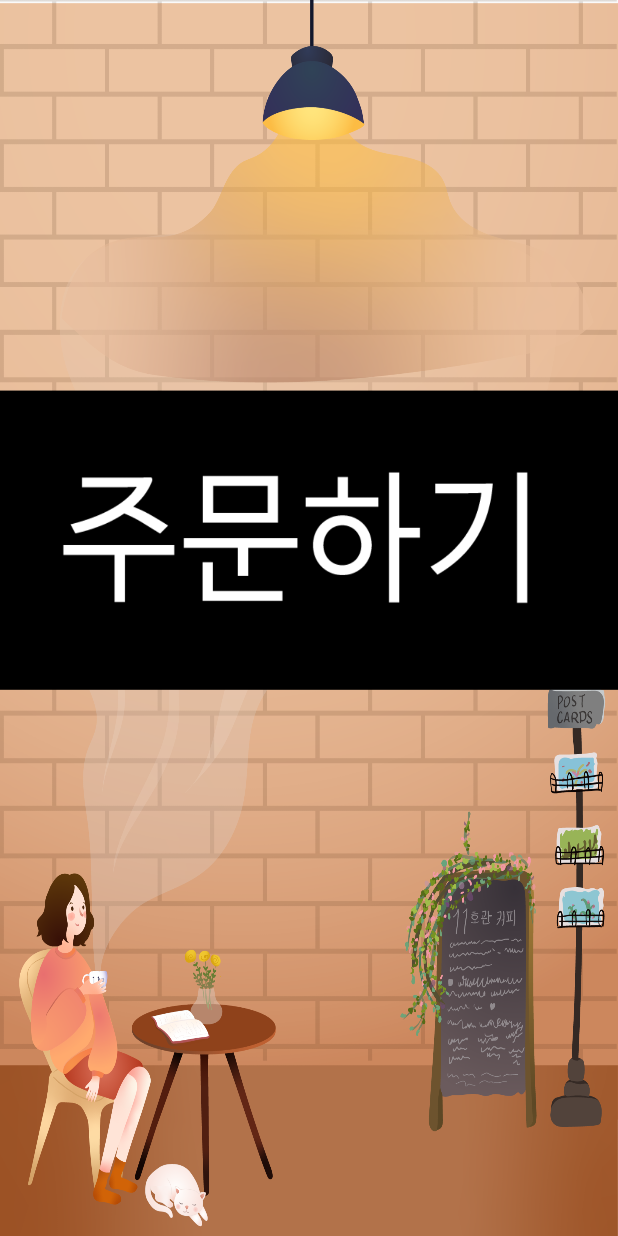
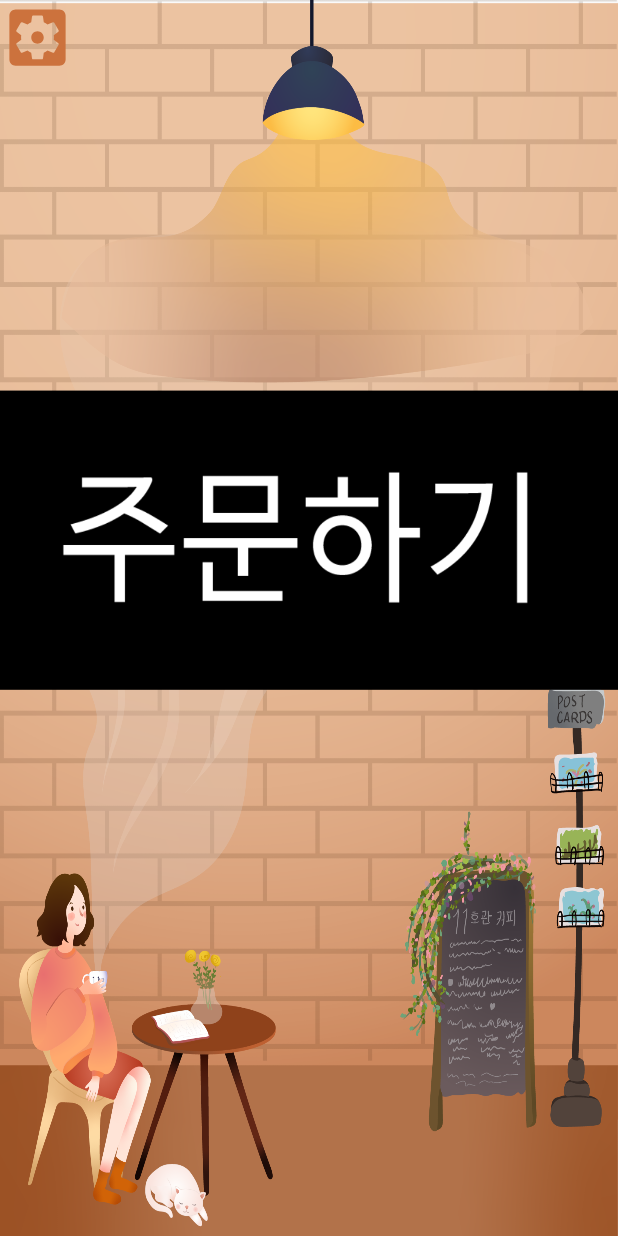
Before and after one commit to Dalbodre/11stcoffeeKiosk, an Android app: the screen it shows after launch (EnterMain), on a phone screen of 412 x 824 dp. Run offline under Robolectric (Android 15) with nearby library versions, the phone set to English and light mode, and no system bars; libraries missing offline, so code that uses them is left out: org.greenrobot.greendao; 5 statements that could not run were skipped.

Commit message:
with count == 5

```diff
--- a/app/src/main/java/sb/yoon/kiosk/EnterMain.java
+++ b/app/src/main/java/sb/yoon/kiosk/EnterMain.java
@@ -4,17 +4,25 @@ import android.content.Intent;
 import android.view.View;
 
 import androidx.appcompat.app.AppCompatActivity;
+
 import android.os.Bundle;
+import android.widget.ImageButton;
+import android.widget.ImageView;
 import android.widget.ProgressBar;
 
 public class EnterMain extends AppCompatActivity {
     ProgressBar progressBar;
+    ImageView SettingButton;
+
+    private int SBCount = 0;
+
     @Override
     protected void onCreate(Bundle savedInstanceState) {
         super.onCreate(savedInstanceState);
         setContentView(R.layout.activity_enter_main);
 
         progressBar = findViewById(R.id.progressBar);
+        SettingButton = findViewById(R.id.enter_settingButton);
     }
 
     @Override
@@ -28,7 +36,15 @@ public class EnterMain extends AppCompatActivity {
         progressBar.setVisibility(ProgressBar.VISIBLE);
         Intent intent = new Intent(this, KioskListActivity.class);
         startActivity(intent);
-
         //finish();
     }
+
+    public void settingClicked(View v) {
+        SBCount++;
+        if (SBCount == 5) {
+            System.out.println("Pressed!");
+            SBCount = 0;
+        } else
+            System.out.println(SBCount);
+    }
 }
--- a/app/src/main/java/sb/yoon/kiosk/SearchActivity.java
+++ b/app/src/main/java/sb/yoon/kiosk/SearchActivity.java
@@ -35,8 +35,6 @@ public class SearchActivity extends AppCompatActivity {
     private List<Menu> searchedMenuList;
 
     private RecyclerView searchRecyclerView;
-
-    private boolean isTest = false;
 
     @Override
     protected void onCreate(Bundle savedInstanceState) {
--- /dev/null
+++ b/app/src/main/res/drawable/ic_baseline_settings_applications_24.xml
@@ -0,0 +1,5 @@
+<vector android:height="24dp" android:tint="#CC723D"
+    android:viewportHeight="24" android:viewportWidth="24"
+    android:width="24dp" xmlns:android="http://schemas.android.com/apk/res/android">
+    <path android:fillColor="@android:color/white" android:pathData="M12,10c-1.1,0 -2,0.9 -2,2s0.9,2 2,2 2,-0.9 2,-2 -0.9,-2 -2,-2zM19,3L5,3c-1.11,0 -2,0.9 -2,2v14c0,1.1 0.89,2 2,2h14c1.11,0 2,-0.9 2,-2L21,5c0,-1.1 -0.89,-2 -2,-2zM17.25,12c0,0.23 -0.02,0.46 -0.05,0.68l1.48,1.16c0.13,0.11 0.17,0.3 0.08,0.45l-1.4,2.42c-0.09,0.15 -0.27,0.21 -0.43,0.15l-1.74,-0.7c-0.36,0.28 -0.76,0.51 -1.18,0.69l-0.26,1.85c-0.03,0.17 -0.18,0.3 -0.35,0.3h-2.8c-0.17,0 -0.32,-0.13 -0.35,-0.29l-0.26,-1.85c-0.43,-0.18 -0.82,-0.41 -1.18,-0.69l-1.74,0.7c-0.16,0.06 -0.34,0 -0.43,-0.15l-1.4,-2.42c-0.09,-0.15 -0.05,-0.34 0.08,-0.45l1.48,-1.16c-0.03,-0.23 -0.05,-0.46 -0.05,-0.69 0,-0.23 0.02,-0.46 0.05,-0.68l-1.48,-1.16c-0.13,-0.11 -0.17,-0.3 -0.08,-0.45l1.4,-2.42c0.09,-0.15 0.27,-0.21 0.43,-0.15l1.74,0.7c0.36,-0.28 0.76,-0.51 1.18,-0.69l0.26,-1.85c0.03,-0.17 0.18,-0.3 0.35,-0.3h2.8c0.17,0 0.32,0.13 0.35,0.29l0.26,1.85c0.43,0.18 0.82,0.41 1.18,0.69l1.74,-0.7c0.16,-0.06 0.34,0 0.43,0.15l1.4,2.42c0.09,0.15 0.05,0.34 -0.08,0.45l-1.48,1.16c0.03,0.23 0.05,0.46 0.05,0.69z"/>
+</vector>
--- a/app/src/main/res/layout/activity_enter_main.xml
+++ b/app/src/main/res/layout/activity_enter_main.xml
@@ -18,6 +18,16 @@
         app:layout_constraintStart_toStartOf="parent"
         app:layout_constraintTop_toTopOf="parent" />
 
+    <ImageView
+        android:id="@+id/enter_settingButton"
+        android:layout_width="50dp"
+        android:layout_height="50dp"
+        app:srcCompat="@drawable/ic_baseline_settings_applications_24"
+        tools:layout_editor_absoluteX="345dp"
+        tools:layout_editor_absoluteY="617dp"
+        tools:ignore="MissingConstraints,VectorDrawableCompat"
+        android:onClick="settingClicked"/>
+
     <ProgressBar
         android:id="@+id/progressBar"
         style="@style/Widget.AppCompat.ProgressBar"
```
